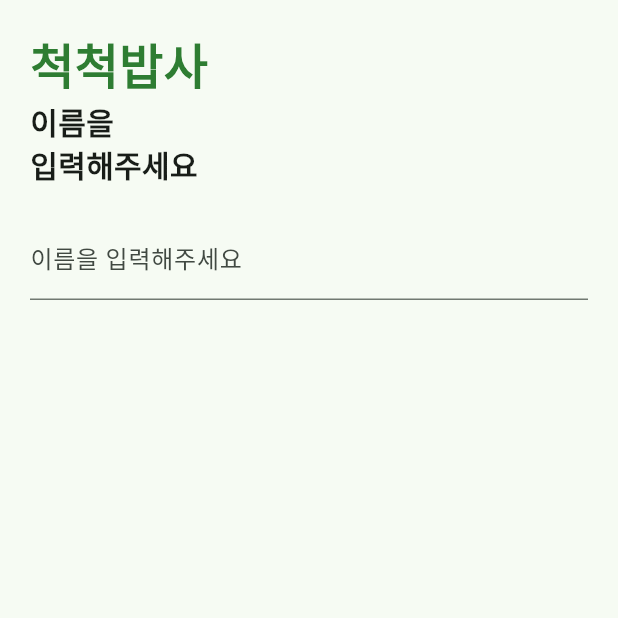
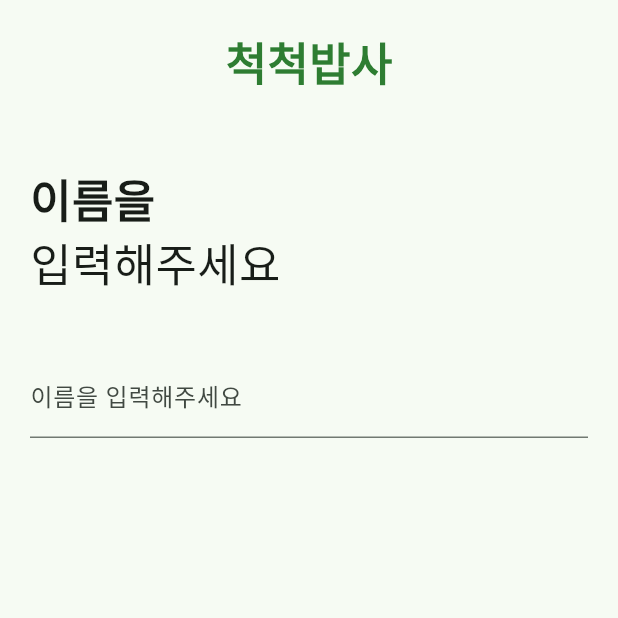
Before and after one commit to 25-1AlphaProject/Frontend, a Flutter app: the screen it shows after launch, on a phone screen of 412 x 824 dp, the top half of it. Run offline on Flutter 3.47's test engine with Material 3 defaults, Android fonts, the phone set to English and light mode, and no system bars; Roboto replaces fonts that are missing (yg-jalnan).

Commit message:
FEAT: Reflect the form

```diff
--- a/alpha_front/lib/Login/login.dart
+++ b/alpha_front/lib/Login/login.dart
@@ -5,7 +5,11 @@ class loginScreen extends StatelessWidget {
 
   @override
   Widget build(BuildContext context) {
-    return Scaffold(
+    return GestureDetector(
+      onTap: () {
+        FocusScope.of(context).unfocus();
+      },
+      child: Scaffold(
         backgroundColor: Colors.white,
         body: Center(
           child: Padding(
@@ -110,6 +114,7 @@ class loginScreen extends StatelessWidget {
             ),
           ),
         ),
+      ),
     );
   }
 }
--- a/alpha_front/lib/SignUp/signup.dart
+++ b/alpha_front/lib/SignUp/signup.dart
@@ -14,20 +14,29 @@ class _signupScreenState extends State<signupScreen> {
   @override
   Widget build(BuildContext context) {
     return Scaffold(
-      body: Padding(
+      body: GestureDetector(
+        onTap: () {
+          FocusScope.of(context).unfocus();
+        },
+        child: SingleChildScrollView(
+          scrollDirection: Axis.vertical,
+          child: Padding(
             padding: const EdgeInsets.all(20.0),
             child: Column(
               crossAxisAlignment: CrossAxisAlignment.start,
               children: [
-            Text(
+                Center(
+                  child: Text(
                     '척척밥사',
                     style: TextStyle(
                       fontFamily: 'yg-jalnan',
-                fontSize: 32,
+                      fontSize: 30,
                       fontWeight: FontWeight.bold,
                       color: Colors.green.shade800,
                     ),
+                  ),
                 ), //앱명
+                const SizedBox(height: 48),
                 Text(
                   currentStep == 1
                       ? "이름을"
@@ -46,27 +55,23 @@ class _signupScreenState extends State<signupScreen> {
                                               : "인증번호를",
                   style: const TextStyle(
                       fontFamily: 'yg-jalnan',
-                  fontSize: 20,
+                      fontSize: 30,
                       fontWeight: FontWeight.bold),
                 ),
                 const Text(
                   "입력해주세요",
                   style: TextStyle(
                       fontFamily: 'yg-jalnan',
-                  fontSize: 20,
-                  fontWeight: FontWeight.bold),
+                      fontSize: 30,
+                      fontWeight: FontWeight.normal),
                 ),
-            const SizedBox(height: 20),
+                const SizedBox(height: 39),
 
                 TextField(
                   decoration: const InputDecoration(labelText: "이름을 입력해주세요"),
-              onChanged: (text) {
-                setState(() {
-                  username = text;
-                });
-              },
                   onSubmitted: (value) {
                     setState(() {
+                      username = value;
                       currentStep = 2; // 다음 단계로 이동
                     });
                   },
@@ -78,8 +83,8 @@ class _signupScreenState extends State<signupScreen> {
                   child: Column(
                     children: [
                       TextField(
-                    decoration:
-                        InputDecoration(labelText: "$username님을 어떻게 불러드릴까요?"),
+                        decoration: InputDecoration(
+                            labelText: "$username님을 어떻게 불러드릴까요?"),
                         onSubmitted: (value) {
                           setState(() {
                             currentStep = 3; // 다음 단계로 이동
@@ -95,11 +100,37 @@ class _signupScreenState extends State<signupScreen> {
                   visible: currentStep >= 3,
                   child: Column(
                     children: [
-                  Row(
-                    children: [
                       TextField(
-                        decoration:
-                            const InputDecoration(labelText: "아이디를 입력해주세요"),
+                        decoration: InputDecoration(
+                          labelText: "아이디를 입력해주세요",
+                          suffixIcon: Padding(
+                            padding: const EdgeInsets.only(right: 8),
+                            child: SizedBox(
+                              height: 40,
+                              child: ElevatedButton(
+                                onPressed: () {},
+                                style: ElevatedButton.styleFrom(
+                                  backgroundColor: Colors.grey.shade400,
+                                  shape: RoundedRectangleBorder(
+                                    borderRadius: BorderRadius.circular(8),
+                                  ),
+                                  padding: const EdgeInsets.symmetric(
+                                      horizontal: 12),
+                                  minimumSize: const Size(70, 40),
+                                  elevation: 0,
+                                ),
+                                child: const Text(
+                                  "중복확인",
+                                  style: TextStyle(
+                                    fontFamily: "PretenderardVariable",
+                                    fontSize: 14,
+                                    color: Colors.black87,
+                                  ),
+                                ),
+                              ),
+                            ),
+                          ),
+                        ),
                         onSubmitted: (value) {
                           setState(() {
                             currentStep = 4; // 다음 단계로 이동
@@ -107,29 +138,6 @@ class _signupScreenState extends State<signupScreen> {
                         },
                       ),
                       const SizedBox(width: 10),
-                      ElevatedButton(
-                        onPressed: () {},
-                        style: ElevatedButton.styleFrom(
-                          backgroundColor: Colors.grey.shade400,
-                          shape: RoundedRectangleBorder(
-                            borderRadius: BorderRadius.circular(10),
-                          ),
-                          padding: const EdgeInsets.symmetric(vertical: 15),
-                          minimumSize: const Size(double.infinity, 50),
-                          elevation: 0,
-                        ),
-                        child: const Text(
-                          "중복확인",
-                          style: TextStyle(
-                            fontFamily: "PretendardVariable",
-                            fontSize: 18,
-                            color: Colors.black87,
-                          ),
-                        ),
-                      ),
-                    ],
-                  ), //아이디
-                  const SizedBox(height: 10),
                     ],
                   ),
                 ),
@@ -148,12 +156,15 @@ class _signupScreenState extends State<signupScreen> {
                           });
                         },
                       ), //비번
-                  const Text(
+                      const Align(
+                        alignment: AlignmentDirectional.centerStart,
+                        child: Text(
                           "영문 / 숫자 / 기호 중 2가지 이상 조합, 8자리 이상으로 설정해주세요",
                           style: TextStyle(
                             fontFamily: "PretendardVariable",
-                      fontSize: 18,
+                            fontSize: 8,
                             color: Colors.black87,
+                          ),
                         ),
                       ),
                       const SizedBox(height: 10),
@@ -166,8 +177,8 @@ class _signupScreenState extends State<signupScreen> {
                   child: Column(
                     children: [
                       TextField(
-                    decoration:
-                        const InputDecoration(labelText: "비밀번호를 한 번 더 입력해주세요"),
+                        decoration: const InputDecoration(
+                            labelText: "비밀번호를 한 번 더 입력해주세요"),
                         obscureText: true,
                         onSubmitted: (value) {
                           setState(() {
@@ -185,8 +196,8 @@ class _signupScreenState extends State<signupScreen> {
                   child: Column(
                     children: [
                       TextField(
-                    decoration: const InputDecoration(labelText: "이메일을 입력해주세요"),
-                    obscureText: true,
+                        decoration:
+                            const InputDecoration(labelText: "이메일을 입력해주세요"),
                         onSubmitted: (value) {
                           setState(() {
                             currentStep = 7; // 다음 단계로 이동
@@ -202,40 +213,44 @@ class _signupScreenState extends State<signupScreen> {
                   visible: currentStep >= 7,
                   child: Column(
                     children: [
-                  Row(
-                    children: [
+                      const SizedBox(height: 10),
                       TextField(
-                        decoration:
-                            const InputDecoration(labelText: "전화번호를 입력해주세요"),
+                        decoration: InputDecoration(
+                          labelText: "전화번호를 입력해주세요",
+                          suffixIcon: Padding(
+                            padding: const EdgeInsets.only(right: 8),
+                            child: SizedBox(
+                              height: 40,
+                              child: ElevatedButton(
+                                onPressed: () {},
+                                style: ElevatedButton.styleFrom(
+                                  backgroundColor: Colors.grey.shade400,
+                                  shape: RoundedRectangleBorder(
+                                    borderRadius: BorderRadius.circular(8),
+                                  ),
+                                  padding: const EdgeInsets.symmetric(
+                                      horizontal: 12),
+                                  minimumSize: const Size(70, 40),
+                                  elevation: 0,
+                                ),
+                                child: const Text(
+                                  "인증번호 발송",
+                                  style: TextStyle(
+                                    fontFamily: "PretenderardVariable",
+                                    fontSize: 14,
+                                    color: Colors.black87,
+                                  ),
+                                ),
+                              ),
+                            ),
+                          ),
+                        ),
                         onSubmitted: (value) {
                           setState(() {
                             currentStep = 8; // 다음 단계로 이동
                           });
                         },
                       ),
-                      const SizedBox(width: 10),
-                      ElevatedButton(
-                        onPressed: () {},
-                        style: ElevatedButton.styleFrom(
-                          backgroundColor: Colors.grey.shade400,
-                          shape: RoundedRectangleBorder(
-                            borderRadius: BorderRadius.circular(10),
-                          ),
-                          padding: const EdgeInsets.symmetric(vertical: 15),
-                          minimumSize: const Size(double.infinity, 50),
-                          elevation: 0,
-                        ),
-                        child: const Text(
-                          "인증 번호 발송",
-                          style: TextStyle(
-                            fontFamily: "PretendardVariable",
-                            fontSize: 18,
-                            color: Colors.black87,
-                          ),
-                        ),
-                      ),
-                    ],
-                  ), //전화번호
                       const SizedBox(height: 10),
                     ],
                   ),
@@ -245,47 +260,77 @@ class _signupScreenState extends State<signupScreen> {
                   visible: currentStep >= 8,
                   child: Column(
                     children: [
-                  Row(
-                    children: [
                       TextField(
-                        decoration:
-                            const InputDecoration(labelText: "인증번호를 입력해주세요"),
+                        decoration: InputDecoration(
+                          labelText: "인증번호를 입력해주세요",
+                          suffixIcon: Padding(
+                            padding: const EdgeInsets.only(right: 8),
+                            child: SizedBox(
+                              height: 40,
+                              child: ElevatedButton(
+                                onPressed: () {},
+                                style: ElevatedButton.styleFrom(
+                                  backgroundColor: Colors.grey.shade400,
+                                  shape: RoundedRectangleBorder(
+                                    borderRadius: BorderRadius.circular(8),
+                                  ),
+                                  padding: const EdgeInsets.symmetric(
+                                      horizontal: 12),
+                                  minimumSize: const Size(70, 40),
+                                  elevation: 0,
+                                ),
+                                child: const Text(
+                                  "인증 확인",
+                                  style: TextStyle(
+                                    fontFamily: "PretenderardVariable",
+                                    fontSize: 14,
+                                    color: Colors.black87,
+                                  ),
+                                ),
+                              ),
+                            ),
+                          ),
+                        ),
                         onSubmitted: (value) {
                           setState(() {
                             currentStep = 9; // 다음 단계로 이동
                           });
                         },
                       ),
-                      const SizedBox(width: 10),
-                      ElevatedButton(
+                      const SizedBox(height: 74),
+                    ],
+                  ),
+                ),
+
+                Visibility(
+                  visible: currentStep >= 8,
+                  child: TextButton(
                     onPressed: () {},
-                        style: ElevatedButton.styleFrom(
+                    style: TextButton.styleFrom(
                       backgroundColor: Colors.grey.shade400,
                       shape: RoundedRectangleBorder(
-                            borderRadius: BorderRadius.circular(10),
+                        borderRadius: BorderRadius.circular(8), // 둥글게 조정
                       ),
-                          padding: const EdgeInsets.symmetric(vertical: 15),
-                          minimumSize: const Size(double.infinity, 50),
+                      padding: const EdgeInsets.symmetric(
+                          horizontal: 12), // 좌우 패딩 조정
+                      minimumSize: const Size(double.infinity, 43), // 크기 조정
                       elevation: 0,
                     ),
                     child: const Text(
-                          "인증 확인",
+                      "회원가입하기",
                       style: TextStyle(
-                            fontFamily: "PretendardVariable",
-                            fontSize: 18,
+                        fontFamily: "PretenderardVariable",
+                        fontSize: 14,
                         color: Colors.black87,
                       ),
                     ),
-                      ),
-                    ],
-                  ), //인증번호
-                  const SizedBox(height: 10),
-                ],
                   ),
                 ),
               ],
             ),
           ),
+        ),
+      ),
     );
   }
 }
```
Lines whose indentation alone changed are shown as unchanged.
